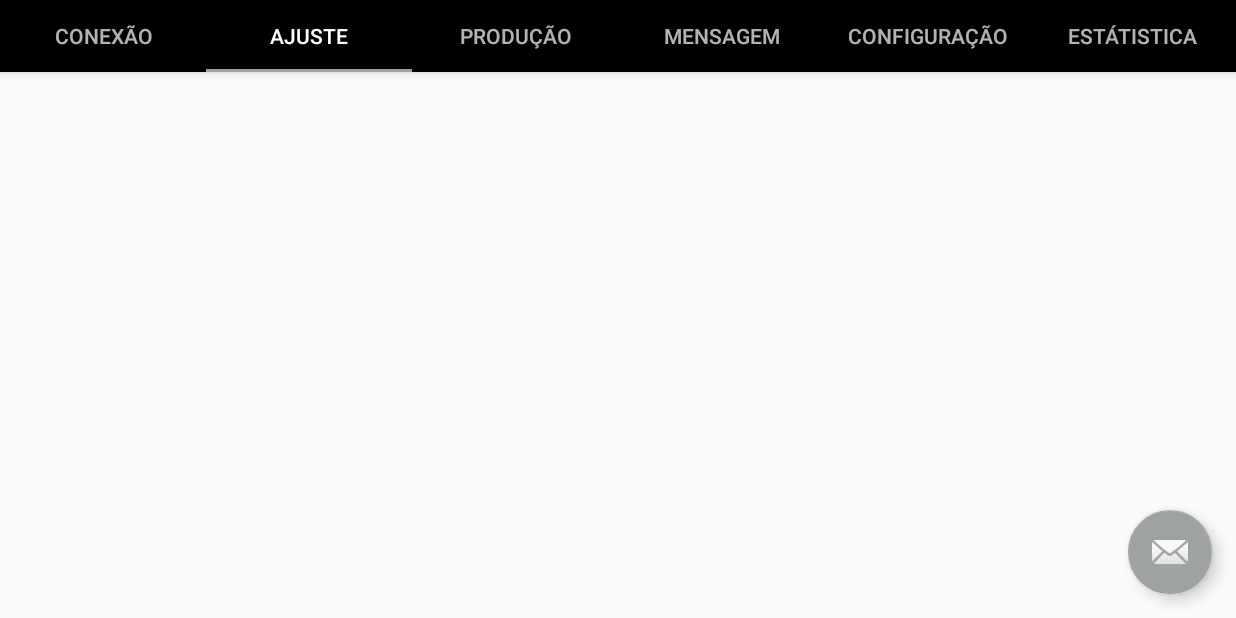
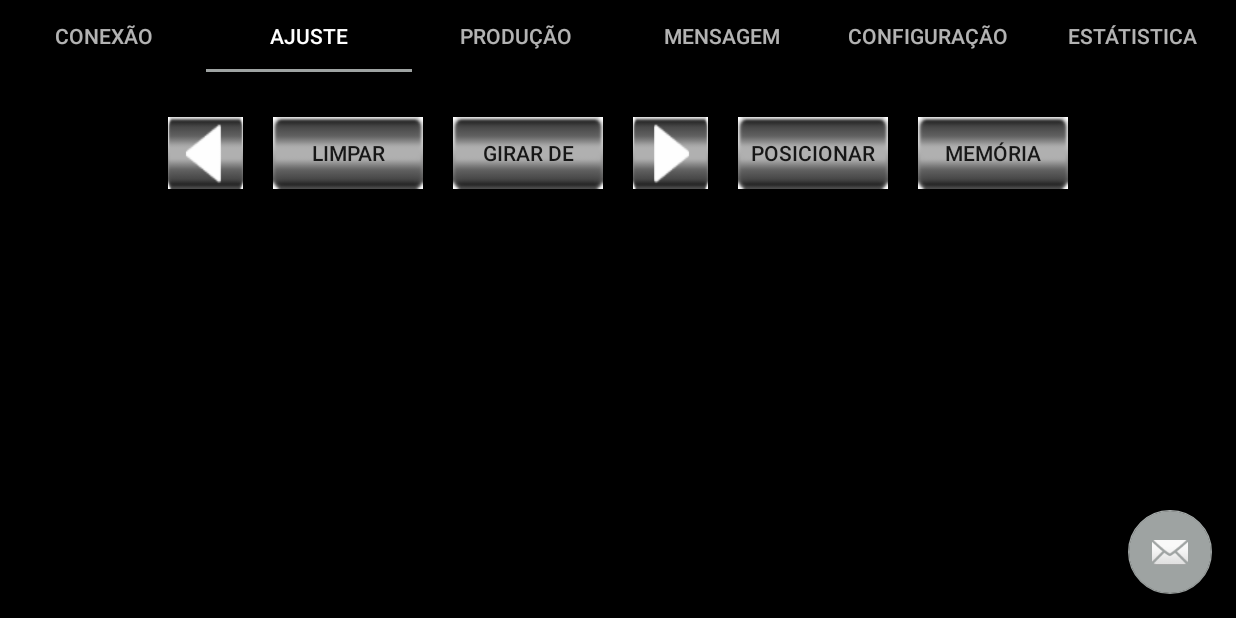
Before and after one commit to thomas-michels/iPrint, an Android app: the screen it shows after launch (MainActivity), tab 2 chosen, on a phone screen of 824 x 412 dp (held sideways). Run offline under Robolectric (Android 15) with nearby library versions, the phone set to English and light mode, and no system bars; 1 statement that could not run was skipped.

Commit message:
Adicionando icones dos botões da pagina ajuste

```diff
--- a/app/src/main/res/layout/ajuste.xml
+++ b/app/src/main/res/layout/ajuste.xml
@@ -1,7 +1,112 @@
 <?xml version="1.0" encoding="utf-8"?>
 <androidx.constraintlayout.widget.ConstraintLayout xmlns:android="http://schemas.android.com/apk/res/android"
+    xmlns:app="http://schemas.android.com/apk/res-auto"
+    xmlns:tools="http://schemas.android.com/tools"
     android:id="@+id/ajuste_tela"
     android:layout_width="match_parent"
-    android:layout_height="match_parent">
+    android:layout_height="match_parent"
+    android:background="@color/colorPrimary">
+
+    <ScrollView
+        android:id="@+id/scroll"
+        android:layout_width="match_parent"
+        android:layout_height="match_parent">
+
+        <LinearLayout
+            android:id="@+id/geral"
+            android:layout_width="match_parent"
+            android:layout_height="wrap_content"
+            android:orientation="vertical"
+            android:padding="10dp">
+
+            <LinearLayout
+                android:layout_width="match_parent"
+                android:layout_height="match_parent"
+                android:orientation="horizontal"
+                android:padding="10dp">
+
+                <Space
+                    android:layout_width="wrap_content"
+                    android:layout_height="wrap_content"
+                    android:layout_weight="1" />
+
+                <LinearLayout
+                    android:id="@+id/barra_btns"
+                    android:layout_width="wrap_content"
+                    android:layout_height="wrap_content"
+                    android:orientation="horizontal"
+                    android:padding="10dp">
+
+                    <Button
+                        android:id="@+id/btn_esquerda"
+                        android:layout_width="50dp"
+                        android:layout_height="match_parent"
+                        android:background="@drawable/esquerda" />
+
+                    <Space
+                        android:layout_width="20dp"
+                        android:layout_height="wrap_content" />
+
+                    <Button
+                        android:id="@+id/btn_limpar"
+                        android:layout_width="100dp"
+                        android:layout_height="wrap_content"
+                        android:background="@drawable/btn_ajuste_padrao"
+                        android:text="Limpar" />
+
+                    <Space
+                        android:layout_width="20dp"
+                        android:layout_height="wrap_content" />
+
+                    <Button
+                        android:id="@+id/btn_girar"
+                        android:layout_width="100dp"
+                        android:layout_height="wrap_content"
+                        android:background="@drawable/btn_ajuste_padrao"
+                        android:text="Girar de" />
+
+                    <Space
+                        android:layout_width="20dp"
+                        android:layout_height="wrap_content" />
+
+                    <Button
+                        android:id="@+id/btn_direita"
+                        android:layout_width="50dp"
+                        android:layout_height="match_parent"
+                        android:background="@drawable/direita" />
+
+                    <Space
+                        android:layout_width="20dp"
+                        android:layout_height="wrap_content" />
+
+                    <Button
+                        android:id="@+id/btn_posicionar"
+                        android:layout_width="100dp"
+                        android:layout_height="wrap_content"
+                        android:background="@drawable/btn_ajuste_padrao"
+                        android:text="Posicionar" />
+
+                    <Space
+                        android:layout_width="20dp"
+                        android:layout_height="wrap_content" />
+
+                    <Button
+                        android:id="@+id/btn_memoria"
+                        android:layout_width="100dp"
+                        android:layout_height="wrap_content"
+                        android:background="@drawable/btn_ajuste_padrao"
+                        android:text="Memória" />
+
+                </LinearLayout>
+
+                <Space
+                    android:layout_width="wrap_content"
+                    android:layout_height="wrap_content"
+                    android:layout_weight="1" />
+
+            </LinearLayout>
+
+        </LinearLayout>
+    </ScrollView>
 
 </androidx.constraintlayout.widget.ConstraintLayout>
```
Also changed, not shown: app/src/main/res/drawable/ic_esquerda_background.xml (added, +74 -0 lines), app/src/main/ic_esquerda-playstore.png (added), app/src/main/res/drawable-hdpi/btn_ajuste_padrao.png (added), app/src/main/res/drawable-hdpi/direita.png (added), app/src/main/res/drawable-hdpi/esquerda.png (added), app/src/main/res/drawable-mdpi/btn_ajuste_padrao.png (added), app/src/main/res/drawable-mdpi/direita.png (added), app/src/main/res/drawable-mdpi/esquerda.png (added), app/src/main/res/drawable-xhdpi/btn_ajuste_padrao.png (added), app/src/main/res/drawable-xhdpi/direita.png (added), app/src/main/res/drawable-xhdpi/esquerda.png (added), app/src/main/res/drawable-xxhdpi/btn_ajuste_padrao.png (added), app/src/main/res/drawable-xxhdpi/direita.png (added), app/src/main/res/drawable-xxhdpi/esquerda.png (added), 3 more files.
